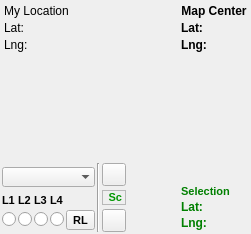
Old version of the form src/plugins/map/mapform2.ui in the repository xnamed/vacuum-im.
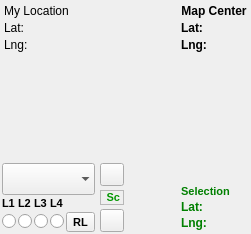
New version of the form.

The edit to the form file:
```diff
--- a/src/plugins/map/mapform2.ui
+++ b/src/plugins/map/mapform2.ui
@@ -786,13 +786,16 @@
       <property name="bottomMargin">
        <number>1</number>
       </property>
-      <property name="spacing">
+      <property name="horizontalSpacing">
+       <number>5</number>
+      </property>
+      <property name="verticalSpacing">
        <number>2</number>
       </property>
       <item row="0" column="0">
        <widget class="QComboBox" name="cmbMapSource">
         <property name="sizePolicy">
-         <sizepolicy hsizetype="Preferred" vsizetype="Fixed">
+         <sizepolicy hsizetype="Preferred" vsizetype="Preferred">
           <horstretch>0</horstretch>
           <verstretch>0</verstretch>
          </sizepolicy>
@@ -809,13 +812,6 @@
        </widget>
       </item>
       <item row="0" column="1" rowspan="2">
-       <widget class="Line" name="line">
-        <property name="orientation">
-         <enum>Qt::Vertical</enum>
-        </property>
-       </widget>
-      </item>
-      <item row="0" column="2" rowspan="2">
        <layout class="QVBoxLayout" name="verticalLayout">
         <property name="spacing">
          <number>4</number>
```
